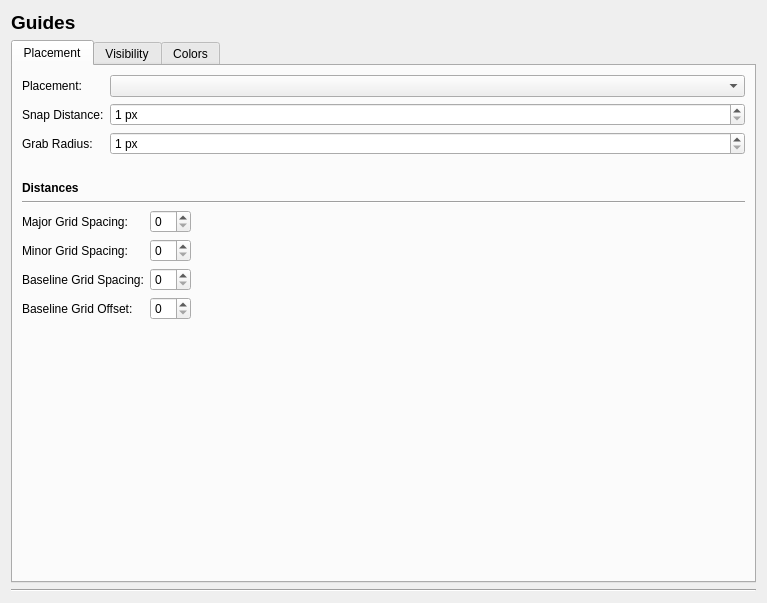
Above: scribus/ui/prefs_guidesbase.ui from scribusproject/scribus before the change. Below: the same form after it.
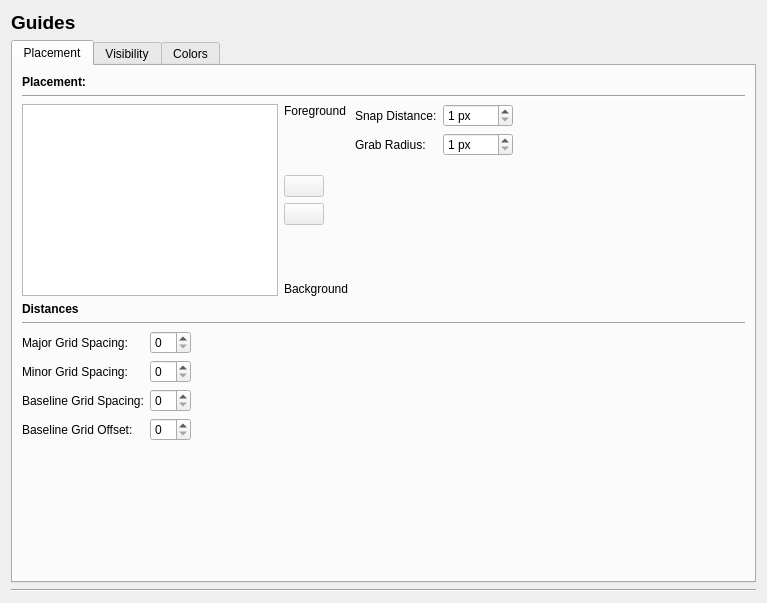
That is the form after the change. Custom widgets are drawn as their Qt base class.

Commit message: Fixed Bug 9974: "Not possible: Display Page Borders in Foreground and Display Page grid in Background."

Diff of the .ui file:
```diff
--- a/scribus/ui/prefs_guidesbase.ui
+++ b/scribus/ui/prefs_guidesbase.ui
@@ -37,37 +37,140 @@
       <attribute name="title">
        <string>Placement</string>
       </attribute>
-      <layout class="QVBoxLayout" name="verticalLayout">
+      <layout class="QVBoxLayout" name="verticalLayout_7">
        <item>
-        <layout class="QFormLayout" name="formLayout">
-         <property name="formAlignment">
-          <set>Qt::AlignHCenter|Qt::AlignTop</set>
-         </property>
-         <item row="0" column="0">
           <widget class="QLabel" name="label_2">
+         <property name="font">
+          <font>
+           <weight>75</weight>
+           <bold>true</bold>
+          </font>
+         </property>
            <property name="text">
             <string>Placement:</string>
            </property>
           </widget>
          </item>
-         <item row="0" column="1">
-          <widget class="QComboBox" name="guidePlacementComboBox">
+       <item>
+        <widget class="Line" name="line_3">
+         <property name="orientation">
+          <enum>Qt::Horizontal</enum>
+         </property>
+        </widget>
+       </item>
+       <item>
+        <layout class="QHBoxLayout" name="horizontalLayout">
+         <item>
+          <widget class="QListWidget" name="guidePlacementListBox">
+           <property name="maximumSize">
+            <size>
+             <width>16777215</width>
+             <height>200</height>
+            </size>
+           </property>
+           <property name="dragDropMode">
+            <enum>QAbstractItemView::NoDragDrop</enum>
+           </property>
+           <property name="layoutMode">
+            <enum>QListView::SinglePass</enum>
+           </property>
+          </widget>
+         </item>
+         <item>
+          <layout class="QVBoxLayout" name="verticalLayout_6">
+           <item>
+            <widget class="QLabel" name="label_5">
+             <property name="text">
+              <string>Foreground</string>
+             </property>
+            </widget>
+           </item>
+           <item>
+            <spacer name="verticalSpacer_5">
+             <property name="orientation">
+              <enum>Qt::Vertical</enum>
+             </property>
+             <property name="sizeHint" stdset="0">
+              <size>
+               <width>20</width>
+               <height>18</height>
+              </size>
+             </property>
+            </spacer>
+           </item>
+           <item>
+            <layout class="QVBoxLayout" name="verticalLayout">
+             <property name="sizeConstraint">
+              <enum>QLayout::SetMinimumSize</enum>
+             </property>
+             <item>
+              <widget class="QPushButton" name="buttonUp">
+               <property name="enabled">
+                <bool>false</bool>
+               </property>
            <property name="sizePolicy">
-            <sizepolicy hsizetype="Preferred" vsizetype="Fixed">
+                <sizepolicy hsizetype="Maximum" vsizetype="Fixed">
              <horstretch>0</horstretch>
              <verstretch>0</verstretch>
             </sizepolicy>
            </property>
-          </widget>
-         </item>
-         <item row="1" column="0">
+               <property name="text">
+                <string/>
+               </property>
+              </widget>
+             </item>
+             <item>
+              <widget class="QPushButton" name="buttonDown">
+               <property name="enabled">
+                <bool>false</bool>
+               </property>
+               <property name="sizePolicy">
+                <sizepolicy hsizetype="Maximum" vsizetype="Fixed">
+                 <horstretch>0</horstretch>
+                 <verstretch>0</verstretch>
+                </sizepolicy>
+               </property>
+               <property name="text">
+                <string/>
+               </property>
+              </widget>
+             </item>
+            </layout>
+           </item>
+           <item>
+            <spacer name="verticalSpacer_6">
+             <property name="orientation">
+              <enum>Qt::Vertical</enum>
+             </property>
+             <property name="sizeHint" stdset="0">
+              <size>
+               <width>20</width>
+               <height>40</height>
+              </size>
+             </property>
+            </spacer>
+           </item>
+           <item>
+            <widget class="QLabel" name="label_6">
+             <property name="text">
+              <string>Background</string>
+             </property>
+            </widget>
+           </item>
+          </layout>
+         </item>
+         <item>
+          <layout class="QVBoxLayout" name="verticalLayout_5">
+           <item>
+            <layout class="QGridLayout" name="gridLayout">
+             <item row="0" column="0">
           <widget class="QLabel" name="label_4">
            <property name="text">
             <string>Snap Distance:</string>
            </property>
           </widget>
          </item>
-         <item row="1" column="1">
+             <item row="0" column="1">
           <widget class="ScrSpinBox" name="guideSnapDistanceSpinBox">
            <property name="suffix">
             <string> px</string>
@@ -80,14 +183,14 @@
            </property>
           </widget>
          </item>
-         <item row="2" column="0">
+             <item row="1" column="0">
           <widget class="QLabel" name="label_3">
            <property name="text">
             <string>Grab Radius:</string>
            </property>
           </widget>
          </item>
-         <item row="2" column="1">
+             <item row="1" column="1">
           <widget class="ScrSpinBox" name="guideGrabRadiusSpinBox">
            <property name="suffix">
             <string> px</string>
@@ -108,7 +211,7 @@
           <enum>Qt::Vertical</enum>
          </property>
          <property name="sizeType">
-          <enum>QSizePolicy::Fixed</enum>
+              <enum>QSizePolicy::Expanding</enum>
          </property>
          <property name="sizeHint" stdset="0">
           <size>
@@ -117,6 +220,23 @@
           </size>
          </property>
         </spacer>
+           </item>
+          </layout>
+         </item>
+         <item>
+          <spacer name="horizontalSpacer">
+           <property name="orientation">
+            <enum>Qt::Horizontal</enum>
+           </property>
+           <property name="sizeHint" stdset="0">
+            <size>
+             <width>40</width>
+             <height>20</height>
+            </size>
+           </property>
+          </spacer>
+         </item>
+        </layout>
        </item>
        <item>
         <widget class="QLabel" name="label_7">
@@ -139,10 +259,16 @@
         </widget>
        </item>
        <item>
-        <layout class="QFormLayout" name="formLayout_3">
-         <property name="fieldGrowthPolicy">
-          <enum>QFormLayout::FieldsStayAtSizeHint</enum>
-         </property>
+        <layout class="QHBoxLayout" name="horizontalLayout_2">
+         <item>
+          <layout class="QGridLayout" name="gridLayout_2">
+           <item row="0" column="0">
+            <widget class="QLabel" name="majorGridSpacingLabel">
+             <property name="text">
+              <string>Major Grid Spacing:</string>
+             </property>
+            </widget>
+           </item>
          <item row="0" column="1">
           <widget class="ScrSpinBox" name="majorGridSpacingSpinBox"/>
          </item>
@@ -166,13 +292,6 @@
          <item row="2" column="1">
           <widget class="ScrSpinBox" name="baselineGridSpacingSpinBox"/>
          </item>
-         <item row="0" column="0">
-          <widget class="QLabel" name="majorGridSpacingLabel">
-           <property name="text">
-            <string>Major Grid Spacing:</string>
-           </property>
-          </widget>
-         </item>
          <item row="3" column="0">
           <widget class="QLabel" name="baselineGridOffsetLabel">
            <property name="text">
@@ -182,6 +301,21 @@
          </item>
          <item row="3" column="1">
           <widget class="ScrSpinBox" name="baselineGridOffsetSpinBox"/>
+           </item>
+          </layout>
+         </item>
+         <item>
+          <spacer name="horizontalSpacer_2">
+           <property name="orientation">
+            <enum>Qt::Horizontal</enum>
+           </property>
+           <property name="sizeHint" stdset="0">
+            <size>
+             <width>40</width>
+             <height>20</height>
+            </size>
+           </property>
+          </spacer>
          </item>
         </layout>
        </item>
```
Lines whose indentation alone changed are shown as unchanged. The commit also changes 12 other files.
